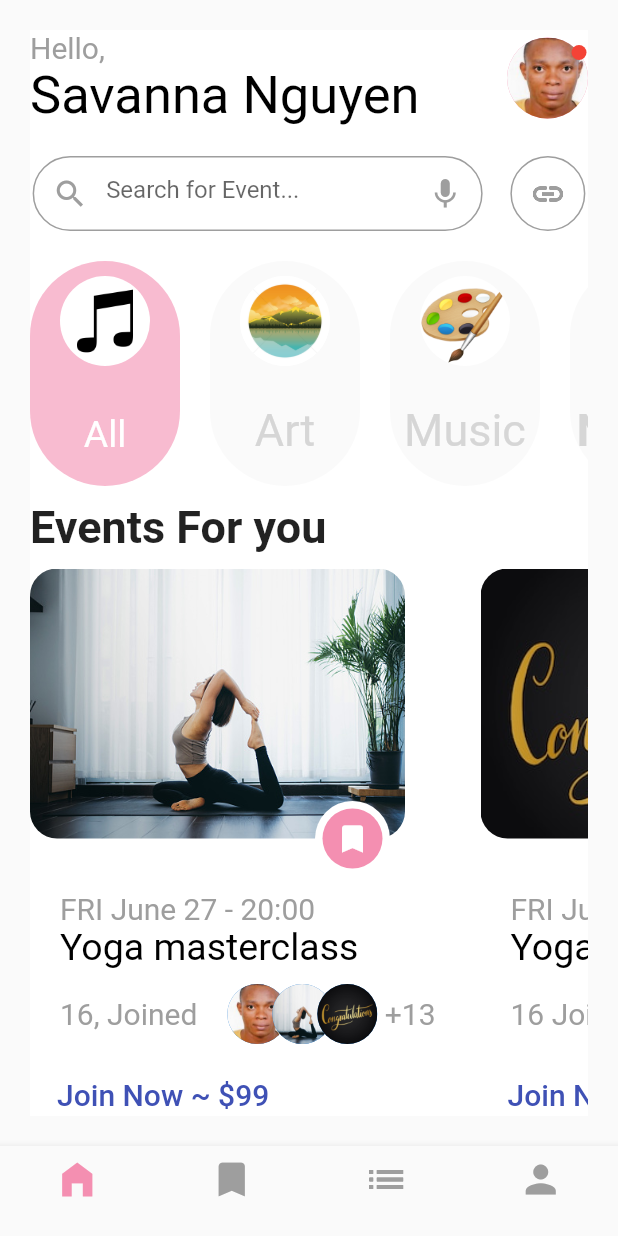
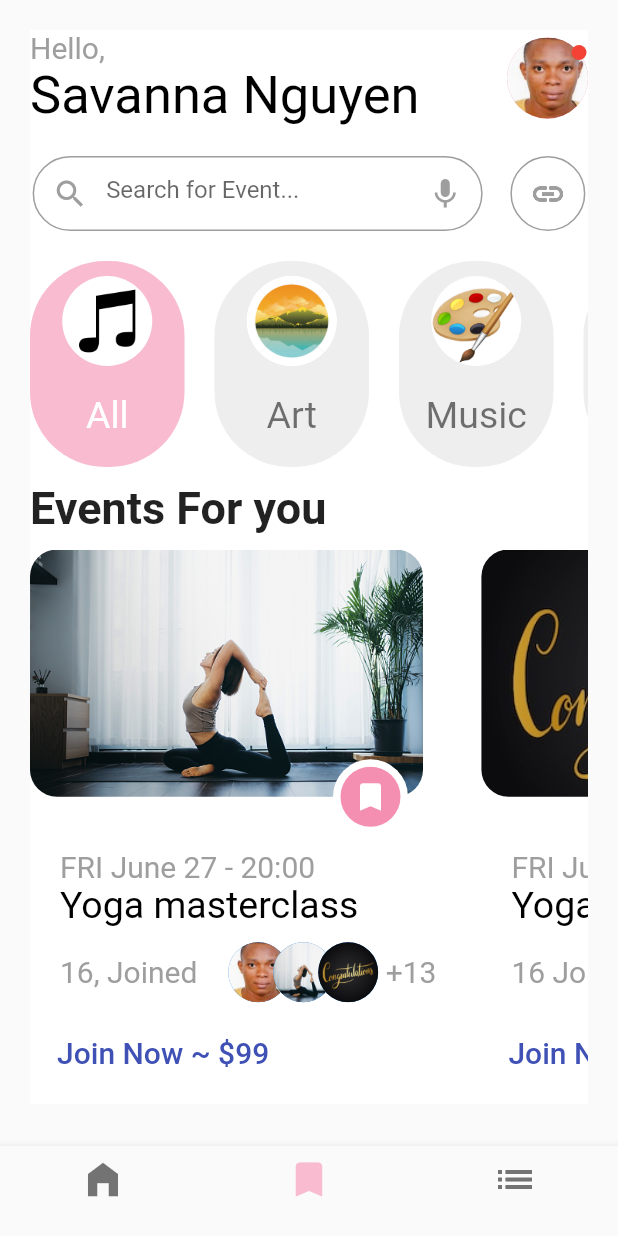
Before and after one commit to udohette/First_Flutter_UI_Design, a Flutter app: the screen it shows after launch, item 2 of the bottom bar chosen, on a phone screen of 412 x 824 dp. Run offline on Flutter 3.47's test engine with Material 2 defaults, Android fonts, the phone set to English and light mode, and no system bars; our stand-ins replace google_fonts; Roboto replaces fonts that are missing (Alef).

Commit message:
Added color to Nav Bar Icon, added MediaQuery for correct media Spacing

```diff
--- a/lib/main.dart
+++ b/lib/main.dart
@@ -16,6 +16,7 @@ class MyApp extends StatefulWidget {
 
 class _MyAppState extends State<MyApp> {
   List screens = [FirstScreen(), SecondScreen(), ThirdScreen(), ThirdScreen()];
+  List<Color> currentIndexColor = [Colors.pink.shade100, Colors.pink.shade100, Colors.pink.shade100];
   int pageIndex = 0;
   void _onItemTap(int index){
     setState(() {
@@ -44,16 +45,17 @@ class _MyAppState extends State<MyApp> {
          body: screens.elementAt(pageIndex),
          bottomNavigationBar: BottomNavigationBar(
            currentIndex: pageIndex,
+             selectedItemColor: currentIndexColor[pageIndex],
              onTap: _onItemTap,
              iconSize: 30,
              elevation: 5,
              type: BottomNavigationBarType.fixed,
              //backgroundColor: Colors.grey,
              items: [
-               BottomNavigationBarItem(label: "", icon: Icon(Icons.home_filled, color: Colors.pink[200],)),
-               BottomNavigationBarItem(label: "", icon: Icon(Icons.bookmark, color: Colors.grey,)),
-               BottomNavigationBarItem(label: "",icon: Icon(Icons.list_outlined, color: Colors.grey,)),
-               BottomNavigationBarItem(label: "",icon: Icon(Icons.person, color: Colors.grey,))
+               BottomNavigationBarItem(label: "", icon: Icon(Icons.home_filled,)),
+               BottomNavigationBarItem(label: "", icon: Icon(Icons.bookmark,)),
+               BottomNavigationBarItem(label: "",icon: Icon(Icons.list_outlined,)),
+               //BottomNavigationBarItem(label: "",icon: Icon(Icons.person,)),
              ],
          ),
         ),
--- a/lib/screens/second_screen.dart
+++ b/lib/screens/second_screen.dart
@@ -3,6 +3,7 @@ import 'package:flutter/material.dart';
 import 'package:google_fonts/google_fonts.dart';
 
 class SecondScreen extends StatefulWidget {
+
   const SecondScreen({Key? key}) : super(key: key);
 
   @override
@@ -11,8 +12,13 @@ class SecondScreen extends StatefulWidget {
 
 class _SecondScreenState extends State<SecondScreen> {
   TextEditingController searchField = TextEditingController();
+  var size, height, width;
   @override
   Widget build(BuildContext context) {
+    size = MediaQuery.of(context).size;
+    height = size.height;
+    width = size.width;
+
     return MaterialApp(
       debugShowCheckedModeBanner: false,
       home:
@@ -27,7 +33,6 @@ class _SecondScreenState extends State<SecondScreen> {
             crossAxisAlignment: CrossAxisAlignment.start,
             //mainAxisAlignment: MainAxisAlignment.center,
             children: [
-
            Row(
              mainAxisAlignment: MainAxisAlignment.spaceBetween,
              children: [
@@ -109,8 +114,8 @@ class _SecondScreenState extends State<SecondScreen> {
                   mainAxisAlignment: MainAxisAlignment.start,
                   children: [
                     Container(
-                      height: 150,
-                      width: 100,
+                      height: height/6,
+                      width: width/4,
                       decoration: BoxDecoration(
                         borderRadius: BorderRadius.circular(50),
                         color: Colors.pink[100],
@@ -129,17 +134,16 @@ class _SecondScreenState extends State<SecondScreen> {
                         Padding(
                           padding: const EdgeInsets.only(left: 0.0,top: 0.0,right: 0.0,bottom: 20.0),
                           child: Text('All', style: TextStyle(color: Colors.white, fontSize: 25),),
-                        )
-
+                        ),
                       ],),
                     ),
                     SizedBox(width: 20),
                     Container(
-                      height: 150,
-                      width: 100,
+                      height: height/6,
+                      width: width/4,
                       decoration: BoxDecoration(
                         borderRadius: BorderRadius.circular(50),
-                        color: Colors.grey[50]
+                        color: Colors.grey.shade200
                       ),
                       child: Column(
                         mainAxisAlignment: MainAxisAlignment.spaceBetween,
@@ -154,17 +158,17 @@ class _SecondScreenState extends State<SecondScreen> {
                         ),
                         Padding(
                           padding:  EdgeInsets.only(left: 0.0,top: 0.0,right: 0.0,bottom: 20.0),
-                          child: Text('Art', style: TextStyle(color: Colors.grey[350], fontSize: 30),),
+                          child: Text('Art', style: TextStyle(color: Colors.black54, fontSize: 25),),
                         )
                       ],),
                     ),
                     SizedBox(width: 20),
                     Container(
-                      height: 150,
-                      width: 100,
+                      height: height/6,
+                      width: width/4,
                       decoration: BoxDecoration(
                         borderRadius: BorderRadius.circular(50),
-                          color: Colors.grey[50]
+                          color: Colors.grey.shade200
                       ),
                       child: Column(
                         mainAxisAlignment: MainAxisAlignment.spaceBetween,
@@ -179,17 +183,17 @@ class _SecondScreenState extends State<SecondScreen> {
                           ),
                           Padding(
                             padding:  EdgeInsets.only(left: 0.0,top: 0.0,right: 0.0,bottom: 20.0),
-                            child: Text('Music', style: TextStyle(color: Colors.grey[350], fontSize: 30),),
+                            child: Text('Music', style: TextStyle(color: Colors.black54, fontSize: 25),),
                           )
                         ],),
                     ),
                     SizedBox(width: 20),
                     Container(
-                      height: 150,
-                      width: 100,
+                      height: height/6,
+                      width: width/4,
                       decoration: BoxDecoration(
                           borderRadius: BorderRadius.circular(50),
-                          color: Colors.grey[50]
+                          color: Colors.grey.shade200
                       ),
                       child: Column(
                         mainAxisAlignment: MainAxisAlignment.spaceBetween,
@@ -204,7 +208,7 @@ class _SecondScreenState extends State<SecondScreen> {
                           ),
                           Padding(
                             padding:  EdgeInsets.only(left: 0.0,top: 0.0,right: 0.0,bottom: 20.0),
-                            child: Text('Nature', style: TextStyle(color: Colors.grey[350], fontSize: 30, fontWeight: FontWeight.bold),),
+                            child: Text('Nature', style: TextStyle(color: Colors.black54, fontSize: 25,),),
                           )
                         ],),
                     ),
@@ -226,8 +230,8 @@ class _SecondScreenState extends State<SecondScreen> {
                         children: [
                         Container(
                           margin: EdgeInsets.only(bottom: 25),
-                    height: 180,
-                    width: 250,
+                          height: height/5,
+                          width: width-150,
                           decoration: BoxDecoration(
                             shape: BoxShape.rectangle,
                             borderRadius: BorderRadius.all(Radius.elliptical(18, 18)),
@@ -274,11 +278,11 @@ class _SecondScreenState extends State<SecondScreen> {
                         Padding(
                           padding: const EdgeInsets.symmetric(horizontal: 20),
                           child: Row(
-                            mainAxisAlignment: MainAxisAlignment.spaceBetween,
+                            //mainAxisAlignment: MainAxisAlignment.start,
                             //crossAxisAlignment: CrossAxisAlignment.start,
                             children: [
                             Text('16, Joined', style: TextStyle(color: Colors.grey, fontSize: 20),),
-                            SizedBox(width: 20,),
+                            SizedBox(width: width/20,),
                             Stack(
                               clipBehavior: Clip.none,
                               children: [
@@ -322,8 +326,8 @@ class _SecondScreenState extends State<SecondScreen> {
                         children: [
                         Container(
                           margin: EdgeInsets.only(bottom: 25),
-                          height: 180,
-                          width: 250,
+                          height: height/5,
+                          width: width-150,
                           decoration: BoxDecoration(
                             shape: BoxShape.rectangle,
                                borderRadius: BorderRadius.all(Radius.elliptical(18, 18)),
@@ -417,8 +421,8 @@ class _SecondScreenState extends State<SecondScreen> {
                         children: [
                         Container(
                           margin: EdgeInsets.only(bottom: 20),
-                          height: 180,
-                          width: 250,
+                          height: height/5,
+                          width: width-150,
                           decoration: BoxDecoration(
                               shape: BoxShape.rectangle,
                               borderRadius: BorderRadius.all(Radius.elliptical(20, 20)),
@@ -502,7 +506,6 @@ class _SecondScreenState extends State<SecondScreen> {
                             child: TextButton(onPressed: (){}, child: Text("Join Now ~ \$99", style: TextStyle(color: Colors.indigo, fontSize: 20),)),
                             padding: EdgeInsets.all(10.0)),
                     ],),
-
                 ],),
               ),
             ],),
```
